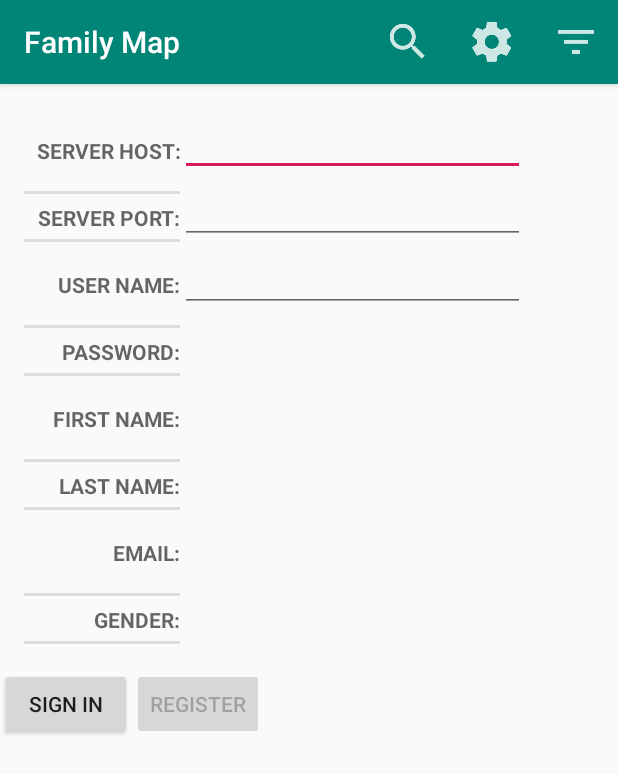
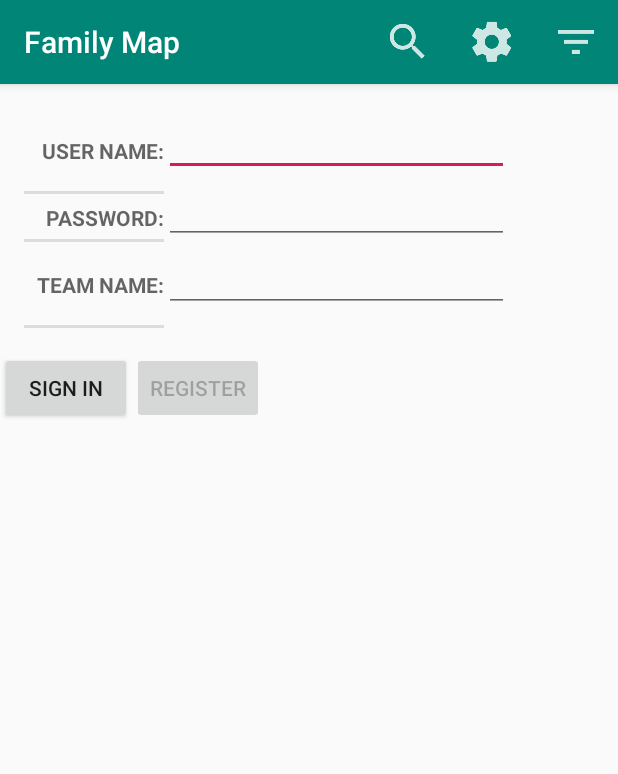
Before and after one commit to BYUCS452F2020/KittyKlicker, an Android app: the screen it shows after launch (MainActivity), on a phone screen of 412 x 824 dp. Shown: the top 774 px of the screen. Run offline under Robolectric (Android 15) with nearby library versions, the phone set to English and light mode, and no system bars; libraries missing offline, so code that uses them is left out: model.client; 2 statements that could not run were skipped.

Commit message:
minor change to xml

```diff
--- a/ClientCode/app/src/main/res/layout/fragment_login.xml
+++ b/ClientCode/app/src/main/res/layout/fragment_login.xml
@@ -32,22 +32,6 @@
                         android:layout_width="match_parent"
                         android:layout_height="57dp"
                         android:layout_gravity="end"
-                        android:text="@string/server_host_login"
-                        android:textAlignment="textEnd" />
-
-                    <TextView
-                        style="?android:listSeparatorTextViewStyle"
-                        android:layout_width="match_parent"
-                        android:layout_height="wrap_content"
-                        android:layout_gravity="end"
-                        android:text="@string/server_port_login"
-                        android:textAlignment="textEnd" />
-
-                    <TextView
-                        style="?android:listSeparatorTextViewStyle"
-                        android:layout_width="match_parent"
-                        android:layout_height="57dp"
-                        android:layout_gravity="end"
                         android:text="@string/username_login"
                         android:textAlignment="textEnd" />
 
@@ -64,31 +48,7 @@
                         android:layout_width="match_parent"
                         android:layout_height="57dp"
                         android:layout_gravity="end"
-                        android:text="@string/first_name_login"
-                        android:textAlignment="textEnd" />
-
-                    <TextView
-                        style="?android:listSeparatorTextViewStyle"
-                        android:layout_width="match_parent"
-                        android:layout_height="wrap_content"
-                        android:layout_gravity="end"
-                        android:text="@string/last_name_login"
-                        android:textAlignment="textEnd" />
-
-                    <TextView
-                        style="?android:listSeparatorTextViewStyle"
-                        android:layout_width="match_parent"
-                        android:layout_height="57dp"
-                        android:layout_gravity="end"
-                        android:text="@string/email_login"
-                        android:textAlignment="textEnd" />
-
-                    <TextView
-                        style="?android:listSeparatorTextViewStyle"
-                        android:layout_width="match_parent"
-                        android:layout_height="wrap_content"
-                        android:layout_gravity="end"
-                        android:text="@string/gender_login"
+                        android:text="@string/team_login"
                         android:textAlignment="textEnd" />
 
                 </LinearLayout>
--- a/ClientCode/app/src/main/res/values/strings.xml
+++ b/ClientCode/app/src/main/res/values/strings.xml
@@ -29,6 +29,7 @@
     <string name="first_name_login">First Name:</string>
     <string name="last_name_login">Last Name:</string>
     <string name="email_login">Email:</string>
+    <string name="team_login">Team Name:</string>
     <string name="gender_login">Gender:</string>
     <string name="male_selected">Male</string>
     <string name="female_selected">Female</string>
```
